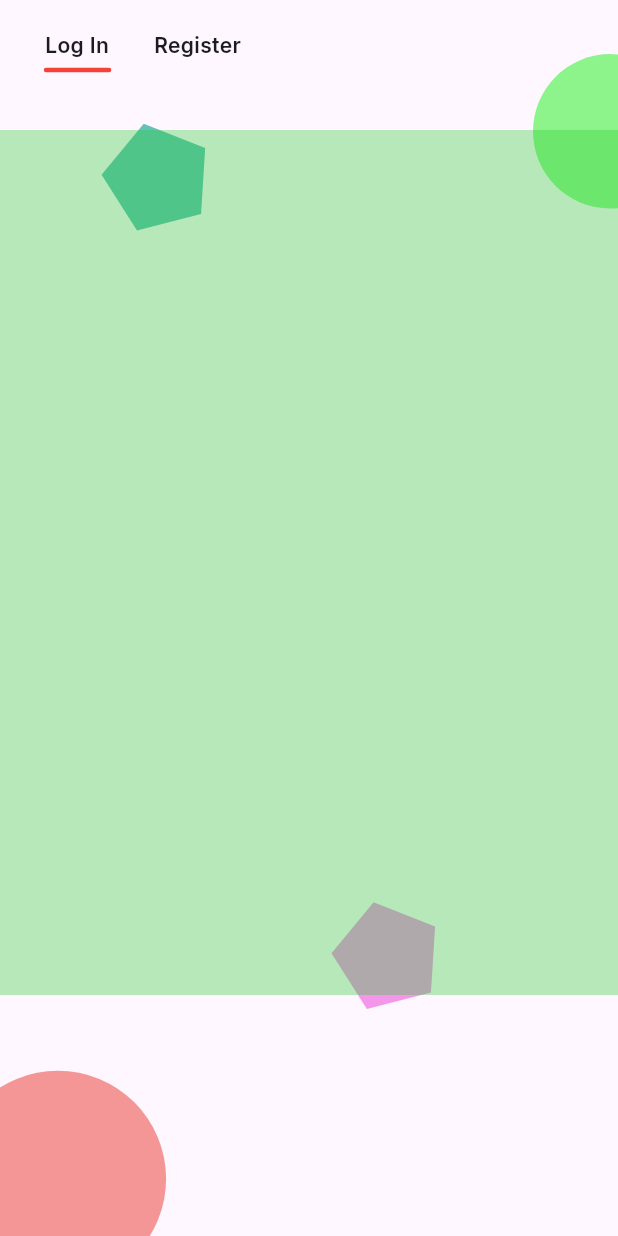
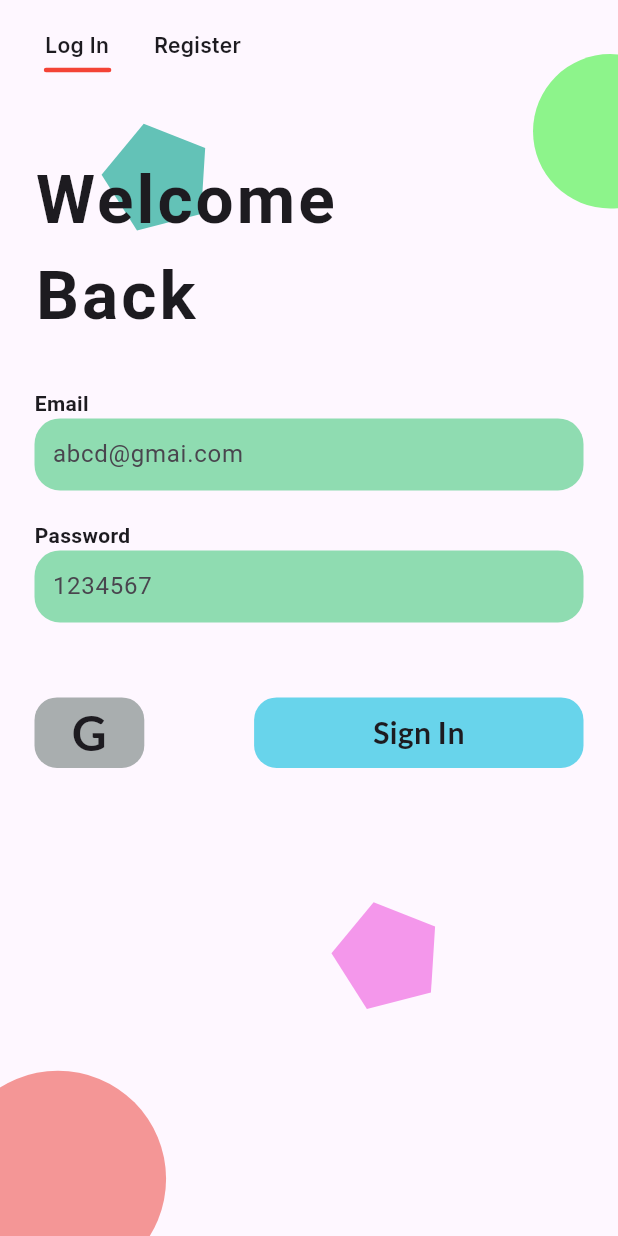
Before and after one commit to suhail9645/note_book, a Flutter app: the screen it shows after launch, on a phone screen of 412 x 824 dp. Run offline on Flutter 3.47's test engine with Material 2 defaults, Android fonts, the phone set to English and light mode, and no system bars; drawn by our look-alikes of smooth_page_indicator; our stand-ins replace google_fonts; Roboto replaces fonts that are missing (Inika).

Commit message:
login screen ui completed

```diff
--- /dev/null
+++ b/lib/core/const/colors.dart
@@ -0,0 +1,3 @@
+import 'package:flutter/material.dart';
+
+const Color kFormColor= Color.fromARGB(255, 143, 220, 177);
--- /dev/null
+++ b/lib/core/const/lists.dart
@@ -0,0 +1,2 @@
+const List<String> loginFormTitles=['Email','Password'];
+const List<String>loginFormHints=['abcd@gmai.com','1234567'];
--- a/lib/core/const/widget.dart
+++ b/lib/core/const/widget.dart
@@ -4,3 +4,4 @@ Widget spaceForHeight10=const SizedBox(height: 10,);
 Widget spaceForHeight20=const SizedBox(height: 20,);
 Widget spaceForWidth10=const SizedBox(width: 10,);
 Widget spaceForWidth20=const SizedBox(width: 20,);
+Widget spaceForHeight30=const SizedBox(height: 30,);
--- a/lib/view/login_and_register_section/login_register_screen.dart
+++ b/lib/view/login_and_register_section/login_register_screen.dart
@@ -1,12 +1,12 @@
 import 'dart:math';
-
 import 'package:flutter/material.dart';
 import 'package:google_fonts/google_fonts.dart';
+import 'package:note_book/core/const/lists.dart';
 import 'package:note_book/core/const/widget.dart';
 import 'dart:math' as math;
 import 'package:smooth_page_indicator/smooth_page_indicator.dart';
-
-import '../widget/custom_traingle.dart';
+import '../widget/primary_form.dart';
+import 'widget/login_view.dart';
 
 class LoginAndRegisterScreen extends StatefulWidget {
   const LoginAndRegisterScreen({super.key});
@@ -18,7 +18,7 @@ class LoginAndRegisterScreen extends StatefulWidget {
 class _LoginAndRegisterScreenState extends State<LoginAndRegisterScreen>
     with SingleTickerProviderStateMixin {
   late final AnimationController aController =
-      AnimationController(vsync: this, duration:const Duration(seconds: 5))
+      AnimationController(vsync: this, duration: const Duration(seconds: 5))
         ..repeat();
   @override
   Widget build(BuildContext context) {
@@ -123,17 +123,40 @@ class _LoginAndRegisterScreenState extends State<LoginAndRegisterScreen>
                 Align(
                   alignment: const Alignment(0, -0.30),
                   child: Container(
-                    height: screenHight * 0.70,
+                    height: screenHight * 0.65,
                     width: double.infinity,
                     // color: const Color.fromARGB(107, 255, 193, 7),
                     child: PageView(
                       controller: controller,
                       children: [
+                        const LogiView(),
                         Container(
-                          color: Color.fromARGB(86, 43, 203, 48),
-                        ),
-                        Container(
+                          padding: EdgeInsets.symmetric(horizontal: 23),
                           color: Color.fromARGB(86, 219, 139, 46),
+                          child: Column(
+                            children: [
+                              Row(
+                                children: [
+                                  Text(
+                                    'Register\nNow',
+                                    style: GoogleFonts.inika(
+                                        letterSpacing: 2,
+                                        fontSize: 45,
+                                        fontWeight: FontWeight.bold),
+                                  ),
+
+                                ],
+                              ),
+                              spaceForHeight30,
+                                  ...List.generate(
+                                    2,
+                                    (index) => PrimaryForm(
+                                      title: loginFormTitles[index],
+                                      hint: loginFormHints[index],
+                                    ),
+                                  ),
+                            ],
+                          ),
                         )
                       ],
                     ),
@@ -151,15 +174,13 @@ class _LoginAndRegisterScreenState extends State<LoginAndRegisterScreen>
 class StarPainter extends CustomPainter {
   late Paint painter;
   final Color color;
-  StarPainter(this.color){
-     painter = Paint()
+  StarPainter(this.color) {
+    painter = Paint()
       ..color = color
       ..style = PaintingStyle.fill;
   }
   @override
   void paint(Canvas canvas, Size size) {
-
-
     final double centerX = size.width / 2;
     final double centerY = size.height / 2;
     final double radius = size.width / 4;
@@ -189,6 +210,7 @@ class StarPainter extends CustomPainter {
     return false;
   }
 }
+
 class StarPainter2 extends CustomPainter {
   final Color fillColor;
   final double cornerRadius;
--- /dev/null
+++ b/lib/view/login_and_register_section/widget/login_view.dart
@@ -0,0 +1,85 @@
+
+import 'package:flutter/material.dart';
+import 'package:google_fonts/google_fonts.dart';
+import 'package:note_book/core/const/widget.dart';
+
+import '../../../core/const/lists.dart';
+import '../../widget/primary_form.dart';
+
+class LogiView extends StatelessWidget {
+  const LogiView({
+    super.key,
+  });
+
+  @override
+  Widget build(BuildContext context) {
+    return Container(
+      padding: const EdgeInsets.symmetric(horizontal: 23),
+      child: Column(
+        children: [
+          Row(
+            children: [
+              Text(
+                'Welcome\nBack',
+                style: GoogleFonts.inika(
+                  letterSpacing: 2,
+                    fontSize: 45,
+                    fontWeight: FontWeight.bold),
+              ),
+            ],
+          ),
+          spaceForHeight30,
+          ...List.generate(
+            2,
+            (index) => PrimaryForm(
+              title: loginFormTitles[index],
+              hint: loginFormHints[index],
+            ),
+          ),
+          spaceForHeight30,
+          Row(
+            children: [
+              Expanded(
+                flex: 1,
+                child: Container(
+                  height: 47,
+                  decoration: BoxDecoration(
+                    color: const Color(0xFFA9AEAF),
+                    borderRadius: BorderRadius.circular(15),
+                  ),
+                  child: Center(
+                    child: Text(
+                      'G',
+                      style: GoogleFonts.lato(
+                          fontSize: 32,
+                          fontWeight: FontWeight.bold),
+                    ),
+                  ),
+                ),
+              ),
+              const Expanded(flex: 1, child: SizedBox()),
+              Expanded(
+                flex: 3,
+                child: Container(
+                  height: 47,
+                  decoration: BoxDecoration(
+                    color: const Color(0xFF68D4EB),
+                    borderRadius: BorderRadius.circular(15),
+                  ),
+                  child: Center(
+                    child: Text(
+                      'Sign In',
+                      style: GoogleFonts.lato(
+                          fontSize: 20,
+                          fontWeight: FontWeight.bold),
+                    ),
+                  ),
+                ),
+              )
+            ],
+          )
+        ],
+      ),
+    );
+  }
+}
--- /dev/null
+++ b/lib/view/widget/primary_form.dart
@@ -0,0 +1,48 @@
+
+import 'package:flutter/material.dart';
+import 'package:google_fonts/google_fonts.dart';
+
+import '../../core/const/colors.dart';
+import '../../core/const/widget.dart';
+
+class PrimaryForm extends StatelessWidget {
+  const PrimaryForm({
+    super.key,
+    required this.hint,
+    required this.title,
+  });
+  final String hint;
+  final String title;
+  @override
+  Widget build(BuildContext context) {
+    return Column(
+      children: [
+        Row(
+          children: [
+            Text(
+              title,
+              style: GoogleFonts.k2d(fontWeight: FontWeight.bold),
+            )
+          ],
+        ),
+        Container(
+          decoration: BoxDecoration(
+              borderRadius: BorderRadius.circular(17), color: kFormColor),
+          child: TextFormField(
+            style: const TextStyle(
+                fontSize: 16.0, height: 2.0, color: Colors.black),
+            decoration: InputDecoration(
+              contentPadding:const EdgeInsets.symmetric(horizontal: 12, vertical: 0),
+              hintText: hint,
+              focusedBorder: InputBorder.none,
+              enabledBorder: InputBorder.none,
+              errorBorder: InputBorder.none,
+              disabledBorder: InputBorder.none,
+            ),
+          ),
+        ),
+        spaceForHeight20,
+      ],
+    );
+  }
+}
```
